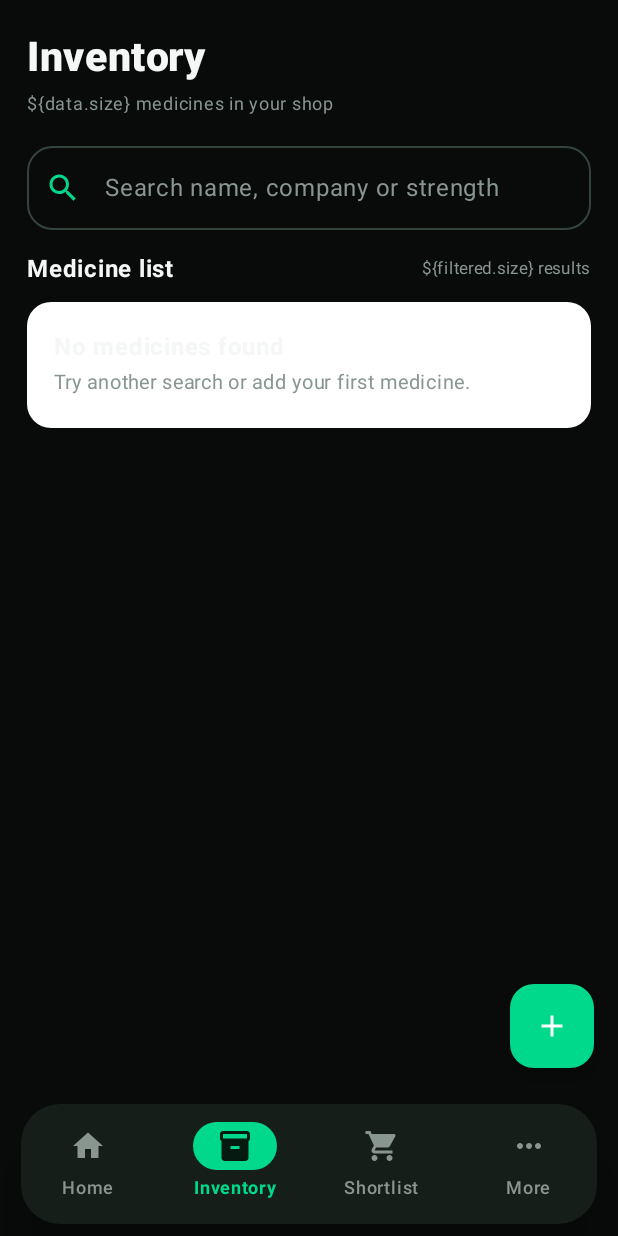
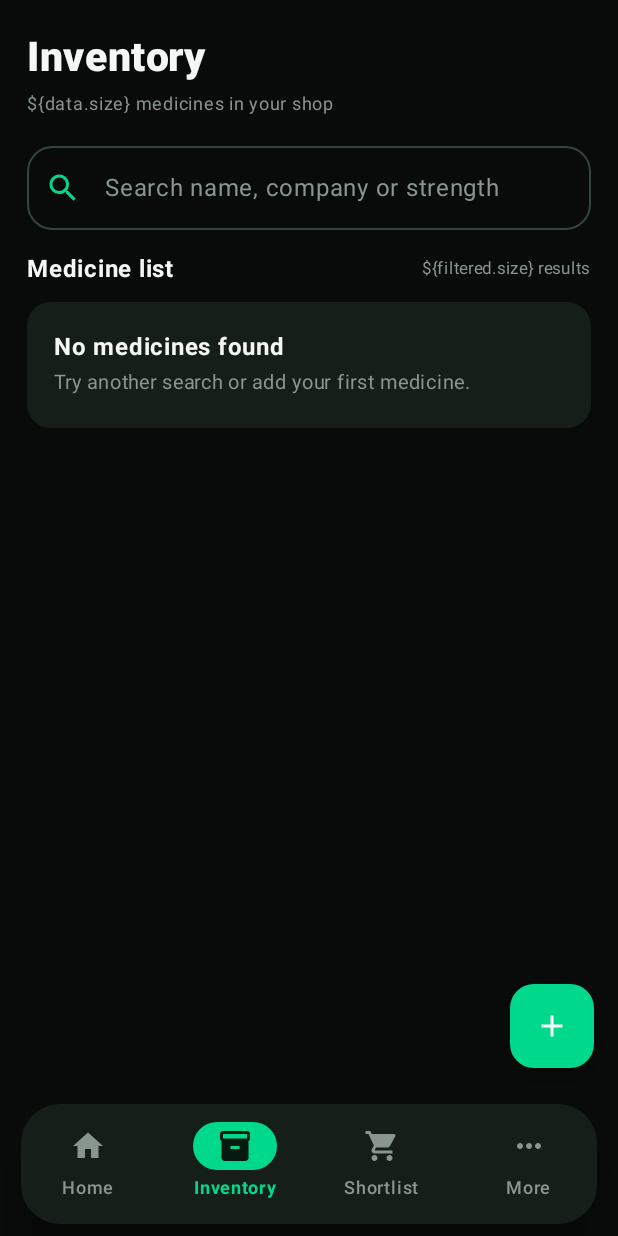
Before and after one commit to callbackforff99-maker/MED-STOCK, an Android app built with Jetpack Compose: the screen it shows after launch (MainActivity), after a tap on "Inventory", on a phone screen of 412 x 824 dp. Run offline under Robolectric (Android 15) with nearby library versions, the phone set to English and light mode, and no system bars; our stand-ins replace Room's generated code; 2 other taps on this screen came first.

Commit message:
Fix empty state card colors in dark theme

```diff
--- a/android/app/src/main/java/com/zerox/medistock/MainActivity.kt
+++ b/android/app/src/main/java/com/zerox/medistock/MainActivity.kt
@@ -544,5 +544,5 @@ private fun ActionCard(label: String, action: () -> Unit, modifier: Modifier) {
 }
 @Composable
 private fun EmptyCard(title: String, description: String) {
- Card(colors = CardDefaults.cardColors(containerColor = Color.White), shape = RoundedCornerShape(16.dp), modifier = Modifier.fillMaxWidth()) { Column(Modifier.padding(18.dp)) { Text(title, fontWeight = FontWeight.Bold); Text(description, color = MaterialTheme.colorScheme.onSurfaceVariant, fontSize = 13.sp) } }
+ Card(colors = CardDefaults.cardColors(containerColor = MaterialTheme.colorScheme.surface), shape = RoundedCornerShape(16.dp), modifier = Modifier.fillMaxWidth()) { Column(Modifier.padding(18.dp)) { Text(title, color = MaterialTheme.colorScheme.onSurface, fontWeight = FontWeight.Bold); Text(description, color = MaterialTheme.colorScheme.onSurfaceVariant, fontSize = 13.sp) } }
 }
```
